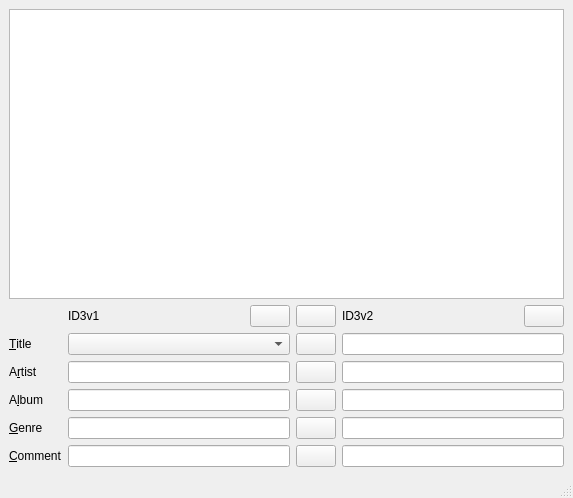
First picture: the form in ID3EncodingConverter.ui, repository egasimus/id3encodingconverter, before the edit.
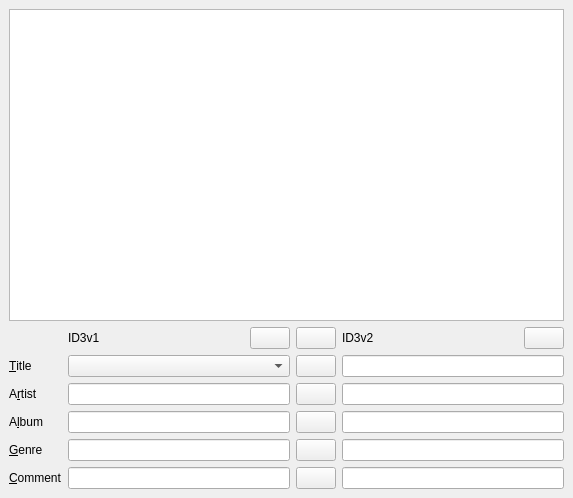
Second picture: the form after the edit. Icons and pictures are not drawn. Custom widgets are drawn as their Qt base class.

The edit to the form file:
```diff
--- a/ID3EncodingConverter.ui
+++ b/ID3EncodingConverter.ui
@@ -356,7 +356,6 @@
     </item>
    </layout>
   </widget>
-  <widget class="QStatusBar" name="statusbar" />
  </widget>
  <customwidgets>
   <customwidget>
```
Left out of the diff: 31 changed lines with no effect on the pictures.
